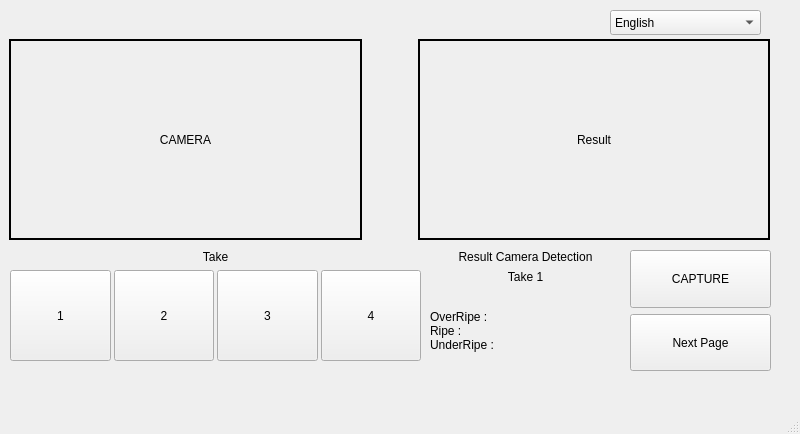
alldone03/SwtYL, file code/egrekdigitalv2.ui: the form before one commit.
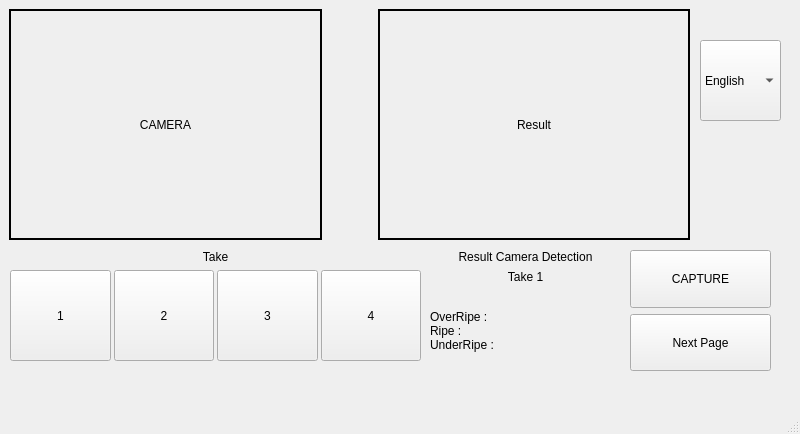
The form after the commit.

Diff of the .ui file:
```diff
--- a/code/egrekdigitalv2.ui
+++ b/code/egrekdigitalv2.ui
@@ -233,9 +233,9 @@
       <property name="geometry">
        <rect>
         <x>9</x>
-        <y>39</y>
-        <width>761</width>
-        <height>201</height>
+        <y>9</y>
+        <width>681</width>
+        <height>231</height>
        </rect>
       </property>
       <layout class="QGridLayout" name="gridLayout">
@@ -298,10 +298,10 @@
      <widget class="QComboBox" name="select_language">
       <property name="geometry">
        <rect>
-        <x>610</x>
-        <y>10</y>
-        <width>151</width>
-        <height>25</height>
+        <x>700</x>
+        <y>40</y>
+        <width>81</width>
+        <height>81</height>
        </rect>
       </property>
       <item>
```
